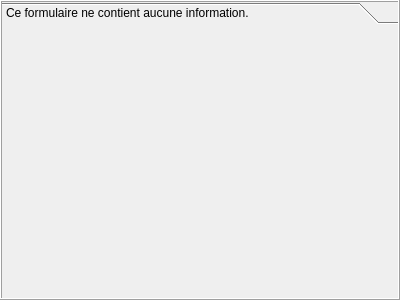
Qt form client/src/editors/TeraForm.ui (introlab/openteraplus) before a commit.
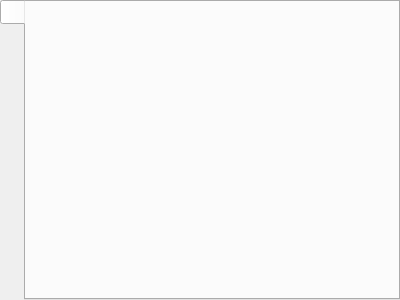
The same form after that commit.

```diff
--- a/client/src/editors/TeraForm.ui
+++ b/client/src/editors/TeraForm.ui
@@ -30,30 +30,16 @@
     <number>0</number>
    </property>
    <item>
-    <widget class="QToolBox" name="toolboxMain">
+    <widget class="QTabWidget" name="toolboxMain">
      <property name="styleSheet">
       <string notr="true"/>
      </property>
-     <property name="frameShape">
-      <enum>QFrame::Box</enum>
+     <property name="tabPosition">
+      <enum>QTabWidget::West</enum>
      </property>
-     <property name="frameShadow">
-      <enum>QFrame::Raised</enum>
-     </property>
-     <property name="currentIndex">
-      <number>0</number>
-     </property>
-     <widget class="QWidget" name="pageSection1">
-      <property name="geometry">
-       <rect>
-        <x>0</x>
-        <y>0</y>
-        <width>396</width>
-        <height>266</height>
-       </rect>
-      </property>
-      <attribute name="label">
-       <string>Ce formulaire ne contient aucune information.</string>
+     <widget class="QWidget" name="toolboxMainPage1" native="true">
+      <attribute name="title">
+       <string/>
       </attribute>
      </widget>
     </widget>
```
